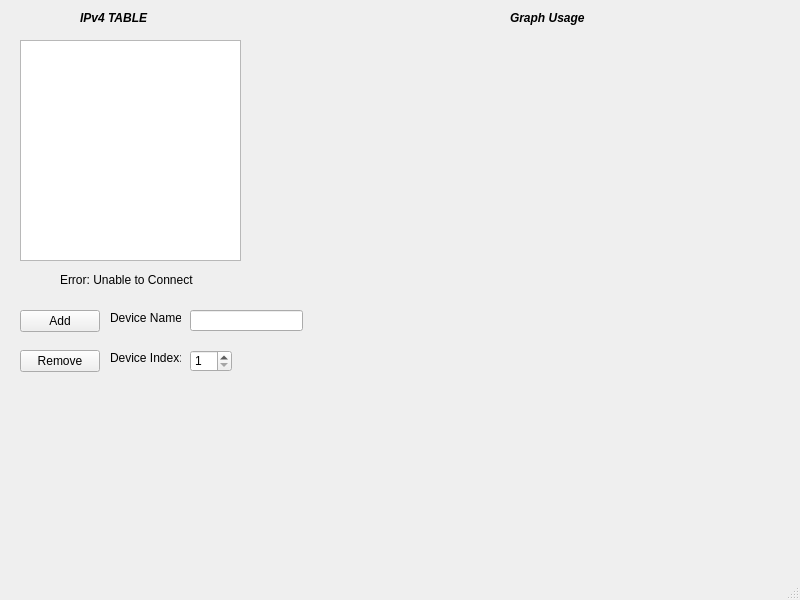
The window that CyberBox/networkmain.ui (RoysGit227/Software2Project) describes before a commit, drawn with Qt 5.
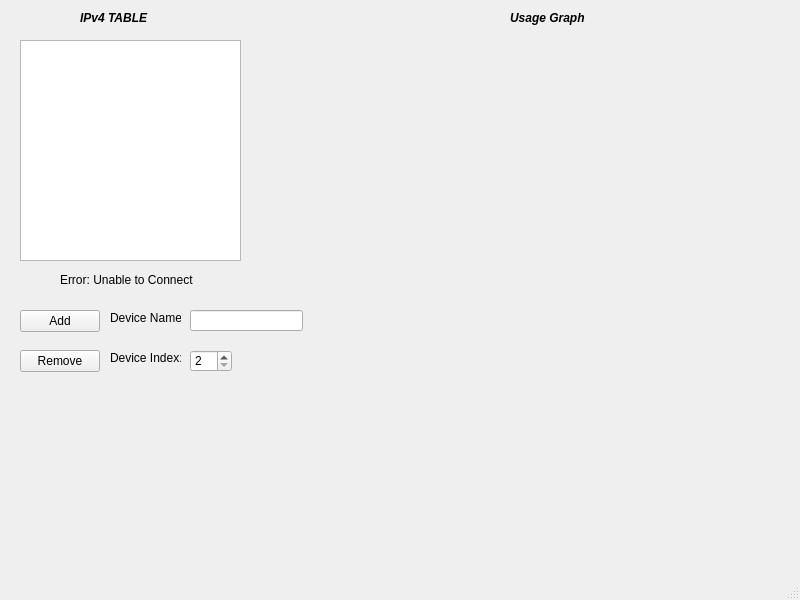
The same window after the commit. Custom widgets are drawn as their Qt base class.

Commit message: Added Sensor Graph, right now they all plot the ECG Signal, I need to convert the text files for the EEG and SPO2 data. Also, the directory in main is my personal one, so just like for the photos you have to add your own for now.

Diff of the .ui file:
```diff
--- a/CyberBox/networkmain.ui
+++ b/CyberBox/networkmain.ui
@@ -79,7 +79,10 @@
      </rect>
     </property>
     <property name="minimum">
-     <number>1</number>
+     <number>2</number>
+    </property>
+    <property name="maximum">
+     <number>24</number>
     </property>
    </widget>
    <widget class="QLabel" name="label">
@@ -157,7 +160,7 @@
      </rect>
     </property>
     <property name="text">
-     <string>&lt;html&gt;&lt;head/&gt;&lt;body&gt;&lt;p&gt;&lt;span style=&quot; font-weight:792; font-style:italic;&quot;&gt;Graph Usage&lt;/span&gt;&lt;/p&gt;&lt;/body&gt;&lt;/html&gt;</string>
+     <string>&lt;html&gt;&lt;head/&gt;&lt;body&gt;&lt;p&gt;&lt;span style=&quot; font-weight:792; font-style:italic;&quot;&gt;Usage Graph&lt;/span&gt;&lt;/p&gt;&lt;/body&gt;&lt;/html&gt;</string>
     </property>
     <property name="textFormat">
      <enum>Qt::AutoText</enum>
```
The commit also changes 65 other files.
